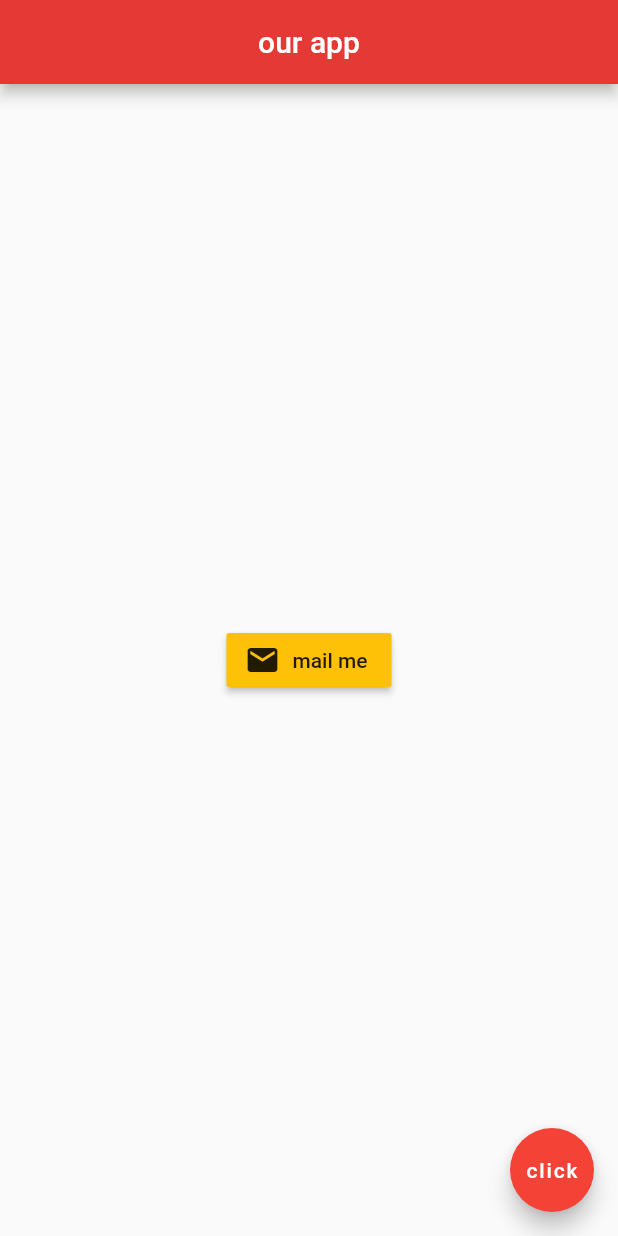
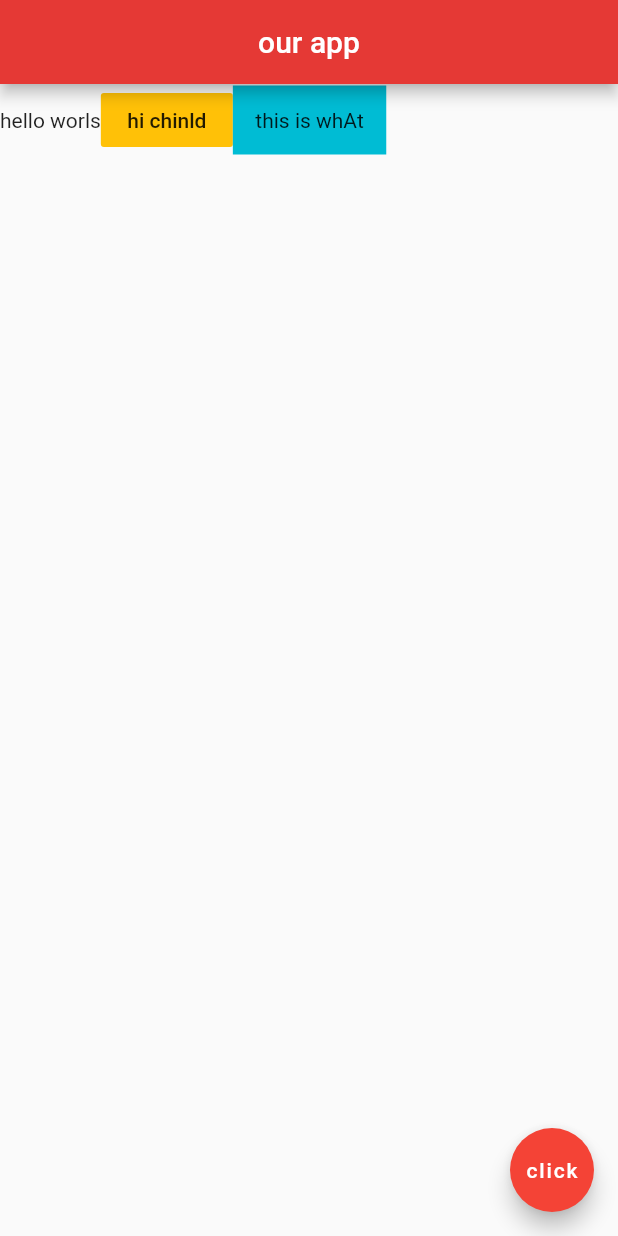
Before and after one commit to ntua-el17897/HCI, a Flutter app: the screen it shows after launch, on a phone screen of 412 x 824 dp. Run offline on Flutter 3.47's test engine with Material 2 defaults, Android fonts, the light colour scheme and no system bars.

Commit message:
nothin ginteresting

```diff
--- a/flutter_application_1/lib/main.dart
+++ b/flutter_application_1/lib/main.dart
@@ -1,3 +1,5 @@
+// ignore_for_file: deprecated_member_use
+
 import 'package:flutter/material.dart';
 
 void main() {
@@ -17,18 +19,30 @@ class Home extends StatelessWidget {
         centerTitle: true,
         backgroundColor: Colors.red[600],
       ),
-      body: Center(
-        child: RaisedButton.icon(
+      // ignore: prefer_const_constructors
+      body: Row(children: <Widget>[
+        // ignore: prefer_const_constructors
+        Text('hello worls'),
+        FlatButton(
           onPressed: () {},
-          icon: Icon(Icons.mail),
-          label: Text('mail me'),
+          // ignore: prefer_const_constructors
+          child: Text('hi chinld'),
           color: Colors.amber,
         ),
-      ),
+        Container(
+          color: Colors.cyan,
+          // ignore: prefer_const_constructors
+          padding: EdgeInsets.fromLTRB(15, 15, 15, 15),
+          // ignore: prefer_const_constructors
+          child: Text('this is whAt'),
+        )
+      ]),
       floatingActionButton: FloatingActionButton(
         onPressed: () {
+          // ignore: avoid_print
           print('you clicked');
         },
+        // ignore: prefer_const_constructors
         child: Text('click'),
         backgroundColor: Colors.red,
       ),
```
